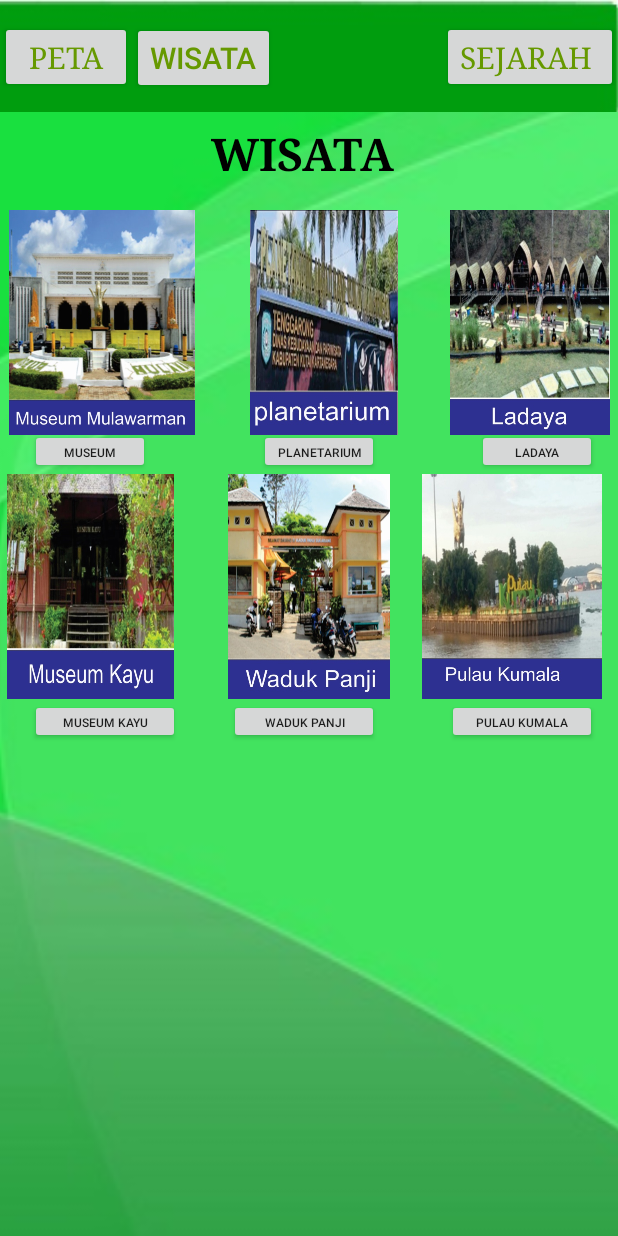
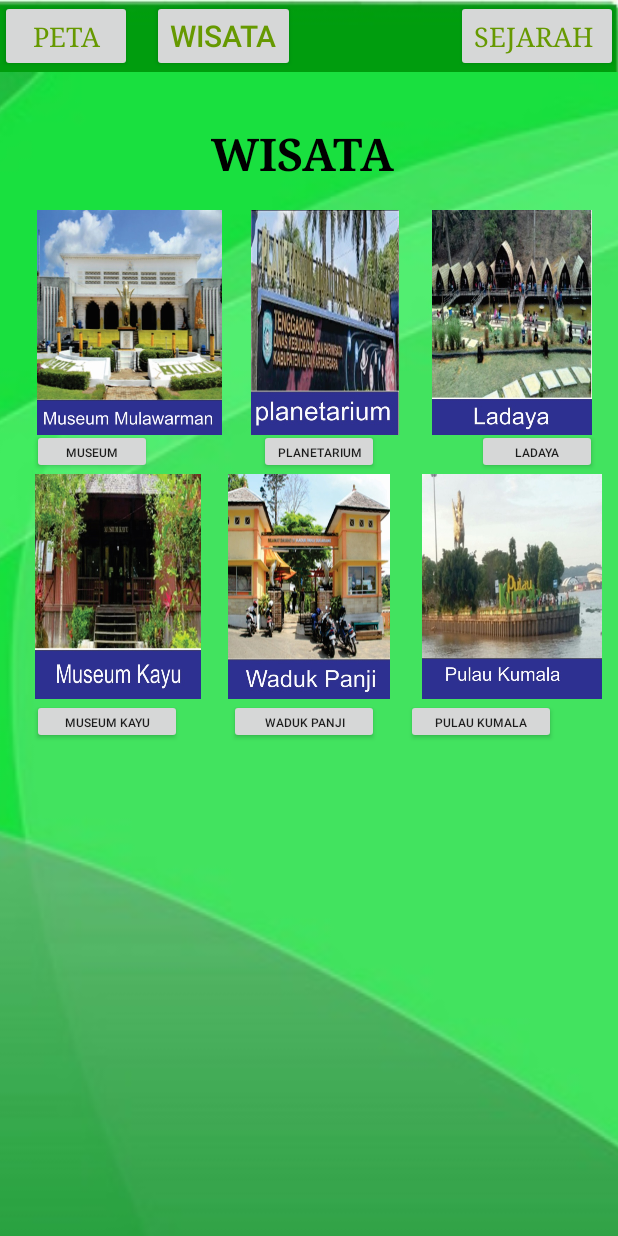
Before and after one commit to Nrriairawan/Aplikasi-Wisata-Tenggarong, an Android app: the layout activity_kategori.xml on its own in the app's theme, with its tools: preview values and no code run, on a phone screen of 412 x 824 dp. Run offline under Robolectric (Android 15) with nearby library versions, the phone set to English and light mode, and no system bars.

Commit message:
perbaikan untuk maps nya

```diff
--- a/app/src/main/java/com/example/manajemeninformatika/pariwisata1/halaman_utama.java
+++ b/app/src/main/java/com/example/manajemeninformatika/pariwisata1/halaman_utama.java
@@ -12,6 +12,7 @@ import butterknife.OnClick;
 public class halaman_utama extends AppCompatActivity {
 
     @BindView(R.id.btn_wisata) Button btn_wisata;
+    @BindView(R.id.btn_peta) Button btn_peta;
 
     @Override
     protected void onCreate(Bundle savedInstanceState) {
@@ -25,4 +26,9 @@ public class halaman_utama extends AppCompatActivity {
         Intent intent = new Intent(halaman_utama.this, kategori.class);
         startActivity(intent);
     }
+    @OnClick(R.id.btn_peta)
+    public void btn_peta(){
+        Intent intent = new Intent(halaman_utama.this, MapsActivity.class);
+        startActivity(intent);
+    }
 }
--- a/app/src/main/res/layout/activity_kategori.xml
+++ b/app/src/main/res/layout/activity_kategori.xml
@@ -3,23 +3,15 @@
     xmlns:app="http://schemas.android.com/apk/res-auto"
     xmlns:tools="http://schemas.android.com/tools"
     android:layout_width="match_parent"
-    android:layout_height="match_parent"
+    android:layout_height="wrap_content"
     tools:context="com.example.manajemeninformatika.pariwisata1.kategori">
 
 
     <ImageView
-        android:id="@+id/formback"
-        android:layout_width="match_parent"
-        android:layout_height="match_parent"
-        android:layout_alignParentStart="true"
-        android:layout_alignParentTop="true"
-        android:scaleType="centerCrop"
-        android:src="@drawable/bec" />
-    <ImageView
         android:id="@+id/formlogo"
         android:layout_width="match_parent"
         android:layout_height="140dp"
-        android:layout_alignParentStart="true"
+        android:layout_alignEnd="@+id/imageViewpulaukumala"
         android:layout_alignParentTop="true"
         android:scaleType="fitStart"
         android:src="@drawable/warna" />
@@ -28,9 +20,8 @@
         android:id="@+id/btn_wisata"
         android:layout_width="wrap_content"
         android:layout_height="wrap_content"
-        android:layout_alignBaseline="@+id/btn_peta"
-        android:layout_alignBottom="@+id/btn_peta"
-        android:layout_toEndOf="@+id/btn_peta"
+        android:layout_alignParentTop="true"
+        android:layout_toEndOf="@+id/btn_mulawarman"
         android:text="WISATA"
         android:textColor="@android:color/holo_green_dark"
         android:textSize="20sp" />
@@ -39,13 +30,13 @@
         android:id="@+id/btn_peta"
         android:layout_width="wrap_content"
         android:layout_height="wrap_content"
+        android:layout_alignBaseline="@+id/btn_wisata"
+        android:layout_alignBottom="@+id/btn_wisata"
         android:layout_alignParentStart="true"
-        android:layout_alignParentTop="true"
-        android:layout_marginTop="14dp"
         android:fontFamily="serif"
         android:text="PETA"
         android:textColor="@android:color/holo_green_dark"
-        android:textSize="20sp" />
+        android:textSize="18sp" />
 
     <Button
         android:id="@+id/btn_sejarah"
@@ -53,11 +44,21 @@
         android:layout_height="wrap_content"
         android:layout_alignBaseline="@+id/btn_wisata"
         android:layout_alignBottom="@+id/btn_wisata"
-        android:layout_alignParentEnd="true"
+        android:layout_alignEnd="@+id/imageViewpulaukumala"
         android:fontFamily="serif"
         android:text="SEJARAH "
         android:textColor="@android:color/holo_green_dark"
-        android:textSize="20sp" />
+        android:textSize="18sp" />
+
+
+    <ImageView
+        android:id="@+id/formback"
+        android:layout_width="match_parent"
+        android:layout_height="3000dp"
+        android:layout_alignEnd="@+id/btn_sejarah"
+        android:layout_below="@+id/btn_wisata"
+        android:scaleType="centerCrop"
+        android:src="@drawable/bec" />
 
     <TextView
         android:id="@+id/textView3"
@@ -78,9 +79,8 @@
         android:id="@+id/imageViewmulawarman"
         android:layout_width="match_parent"
         android:layout_height="150dp"
-        android:layout_alignEnd="@+id/btn_wisata"
         android:layout_below="@+id/formlogo"
-        android:layout_marginEnd="47dp"
+        android:layout_toStartOf="@+id/btn_planetarium"
         android:scaleType="fitCenter"
         android:src="@drawable/j" />
 
@@ -99,9 +99,9 @@
         android:id="@+id/imageViewplanetarium"
         android:layout_width="match_parent"
         android:layout_height="150dp"
-        android:layout_above="@+id/imageViewmuseumkayu"
         android:layout_alignParentStart="true"
-        android:layout_marginStart="20dp"
+        android:layout_below="@+id/formlogo"
+        android:layout_marginStart="21dp"
         android:scaleType="fitCenter"
         android:src="@drawable/lo" />
 
@@ -128,8 +128,8 @@
         android:id="@+id/imageViewladaya"
         android:layout_width="match_parent"
         android:layout_height="150dp"
-        android:layout_alignStart="@+id/btn_sejarah"
-        android:layout_below="@+id/formlogo"
+        android:layout_below="@+id/textView3"
+        android:layout_toEndOf="@+id/btn_planetarium"
         android:scaleType="fitCenter"
         android:src="@drawable/jktp" />
 
@@ -184,10 +184,9 @@
         android:id="@+id/btn_kumala"
         android:layout_width="100dp"
         android:layout_height="30dp"
-        android:layout_alignEnd="@+id/btn_ladaya"
+        android:layout_alignStart="@+id/imageViewladaya"
         android:layout_below="@+id/imageViewpulaukumala"
         android:text="Pulau Kumala"
         android:textSize="8sp" />
 
-
 </RelativeLayout>
--- /dev/null
+++ b/app/src/main/res/values-round/strings.xml
@@ -0,0 +1,3 @@
+<resources>
+    <string name="hello_world">Hello Round World!</string>
+</resources>
--- a/app/src/main/res/values/strings.xml
+++ b/app/src/main/res/values/strings.xml
@@ -1,3 +1,9 @@
 <resources>
     <string name="app_name">pariwisata1</string>
+    <string name="title_activity_maps">MapsActivity</string>
+    <!--
+    This string is used for square devices and overridden by hello_world in
+    values-round/strings.xml for round devices.
+    -->
+    <string name="hello_world">Hello Square World!</string>
 </resources>
--- a/app/src/main/res/values/styles.xml
+++ b/app/src/main/res/values/styles.xml
@@ -1,7 +1,7 @@
 <resources>
 
     <!-- Base application theme. -->
-    <style name="AppTheme" parent="Theme.AppCompat.Light.DarkActionBar">
+    <style name="AppTheme" parent="Theme.AppCompat.Light.NoActionBar">
         <!-- Customize your theme here. -->
         <item name="colorPrimary">@color/colorPrimary</item>
         <item name="colorPrimaryDark">@color/colorPrimaryDark</item>
--- a/build.gradle
+++ b/build.gradle
@@ -19,6 +19,7 @@ allprojects {
     repositories {
         google()
         jcenter()
+        maven { url "https://maven.google.com" }
     }
 }
 
```
Also changed, not shown: app/build.gradle (+9 -5 lines), app/src/main/AndroidManifest.xml (+28 -1 lines), app/src/main/java/com/example/manajemeninformatika/pariwisata1/MapsActivity.java (added, +35 -0 lines), app/src/main/res/layout/activity_halaman_utama.xml (+14 -8 lines), app/src/main/res/layout/activity_maps.xml (added, +20 -0 lines), app/src/main/res/values/dimens.xml (added, +15 -0 lines), app/src/main/res/drawable-hdpi/ic_magnify.png (added), app/src/main/res/drawable-mdpi/ic_magnify.png (added), app/src/main/res/drawable-xhdpi/ic_magnify.png (added), app/src/main/res/drawable-xxhdpi/ic_magnify.png (added).
